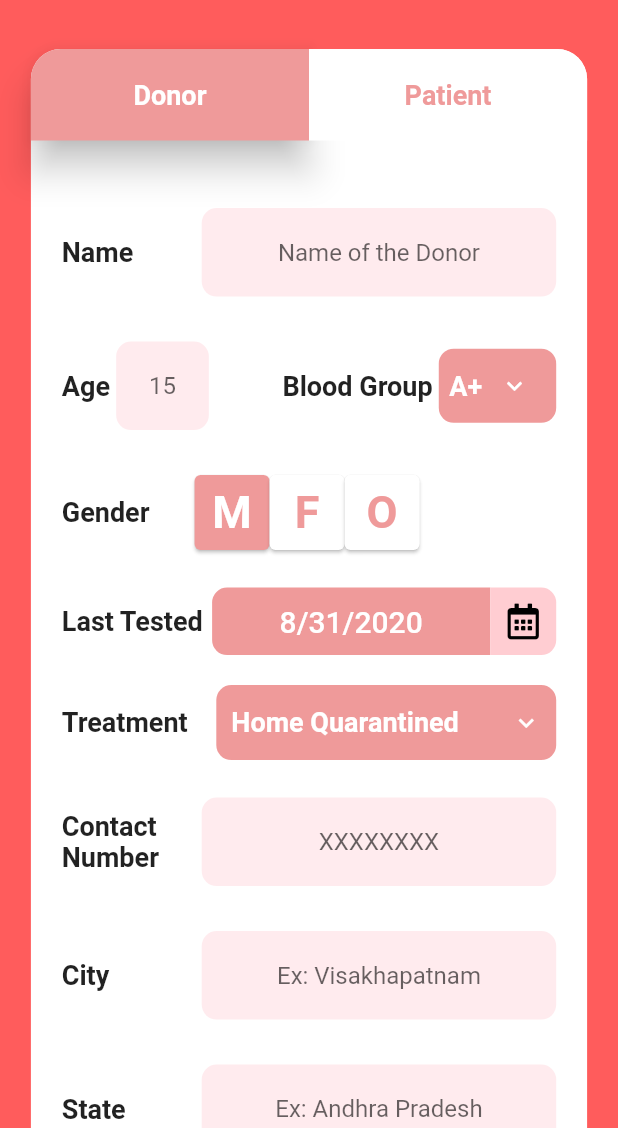
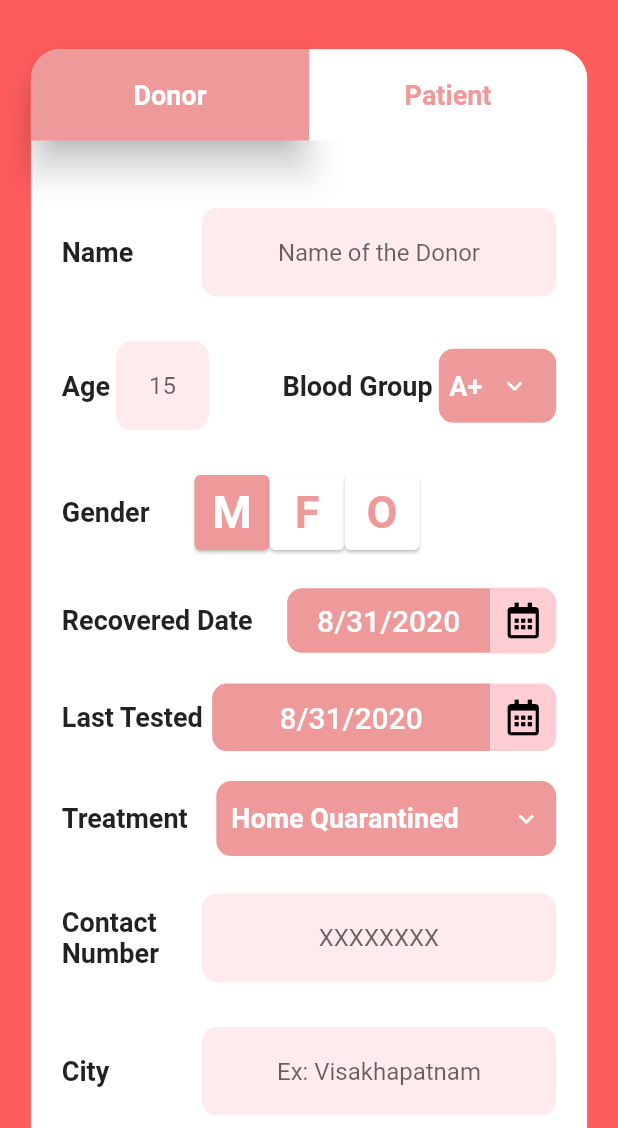
Before and after one commit to keiraa/donatePlasma, a Flutter app: the RegisterPage screen opened directly, on a phone screen of 412 x 824 dp, the part 108-1236 px from its top. Run offline on Flutter 3.47's test engine with Material 2 defaults, Android fonts, the phone set to English and light mode, and no system bars; our stand-ins replace bubble, cloud_firestore, firebase_auth, flutter_spinkit, flutter_svg, fluttertoast and 2 more; missing offline and left inert: ff_navigation_bar; accounts and stored records are empty.

Commit message:
'recover'

```diff
--- a/lib/pages/donorRegister.dart
+++ b/lib/pages/donorRegister.dart
@@ -290,6 +290,46 @@ class _DonorRegisterState extends State<DonorRegister> {
             children: <Widget>[
               Flexible(
                 child: Container(
+                  child: Text('Recovered Date',style: kLabelStyle,),
+                ),
+              ),
+              Row(
+                children: <Widget>[
+                  Container(
+                    padding: EdgeInsets.symmetric(vertical: 10,horizontal: 20),
+                    decoration: BoxDecoration(
+                      color: Color(0xffef9a9a),
+                      borderRadius: BorderRadius.horizontal(left: Radius.circular(10)),
+                    ),
+                    child: Text(formatter.format(dates[1]),style: kDateStyle,),
+                  ),
+                  InkWell(
+                    onTap: () => _selectDate(1, context),
+                    child: Container(
+                      padding: EdgeInsets.symmetric(vertical: 10,horizontal: 10),
+                      decoration: BoxDecoration(
+                        color: Color(0xffffcdd2),
+                        borderRadius: BorderRadius.horizontal(right: Radius.circular(10)),
+                      ),
+                      child: Icon(
+                        FontAwesomeIcons.calendarAlt,
+                        color: Colors.black,
+                      ),
+                    ),
+                  )
+                ],
+              )
+            ],
+          ),
+        ),
+
+        Container(
+          margin: EdgeInsets.symmetric(horizontal: MediaQuery.of(context).size.width*0.05,vertical: 10),
+          child: Row(
+            mainAxisAlignment: MainAxisAlignment.spaceBetween,
+            children: <Widget>[
+              Flexible(
+                child: Container(
                   child: Text('Last Tested',style: kLabelStyle,),
                 ),
               ),
@@ -325,6 +365,7 @@ class _DonorRegisterState extends State<DonorRegister> {
             ],
           ),
         ),
+
 
         Container(
           margin: EdgeInsets.symmetric(horizontal: MediaQuery.of(context).size.width*0.05,vertical: 10),
@@ -624,70 +665,6 @@ class _DonorRegisterState extends State<DonorRegister> {
             ),
           ),
         ),
-        Container(
-            margin: EdgeInsets.symmetric(horizontal: MediaQuery.of(context).size.width*0.05),
-            padding: EdgeInsets.only(right: MediaQuery.of(context).size.width*0.1),
-            child:Row(
-              mainAxisAlignment: MainAxisAlignment.spaceBetween,
-              children: <Widget>[
-                Flexible(child: Text('Are you a recovered Patient',style: kLabelStyle,)),
-                Container(
-                  child: Switch(
-                    value: isCovid,
-                    inactiveThumbColor: Colors.white,
-                    activeColor: Color(0xffef9a9a),
-                    onChanged: (value){
-                      setState(() {
-                        isCovid = value;
-                      });
-                    },
-                  ),
-                ),
-              ],
-            )
-        ),
-        Visibility(
-          visible: isCovid,
-          child: Container(
-            margin: EdgeInsets.symmetric(horizontal: MediaQuery.of(context).size.width*0.05,vertical: 10),
-            child: Row(
-              mainAxisAlignment: MainAxisAlignment.spaceBetween,
-              children: <Widget>[
-                Flexible(
-                  child: Container(
-                    child: Text('Recovered Date',style: kLabelStyle,),
-                  ),
-                ),
-                Row(
-                  children: <Widget>[
-                    Container(
-                      padding: EdgeInsets.symmetric(vertical: 10,horizontal: 20),
-                      decoration: BoxDecoration(
-                        color: Color(0xffef9a9a),
-                        borderRadius: BorderRadius.horizontal(left: Radius.circular(10)),
-                      ),
-                      child: Text(formatter.format(dates[1]),style: kDateStyle,),
-                    ),
-                    InkWell(
-                      onTap: () => _selectDate(1, context),
-                      child: Container(
-                        padding: EdgeInsets.symmetric(vertical: 10,horizontal: 10),
-                        decoration: BoxDecoration(
-                          color: Color(0xffffcdd2),
-                          borderRadius: BorderRadius.horizontal(right: Radius.circular(10)),
-                        ),
-                        child: Icon(
-                          FontAwesomeIcons.calendarAlt,
-                          color: Colors.black,
-                        ),
-                      ),
-                    )
-                  ],
-                )
-              ],
-            ),
-          ),
-        ),
         SizedBox(height: MediaQuery.of(context).size.height*0.03,),
         Container(
             margin: EdgeInsets.only(left: MediaQuery.of(context).size.width*0.043,right: MediaQuery.of(context).size.width*0.08),
```
